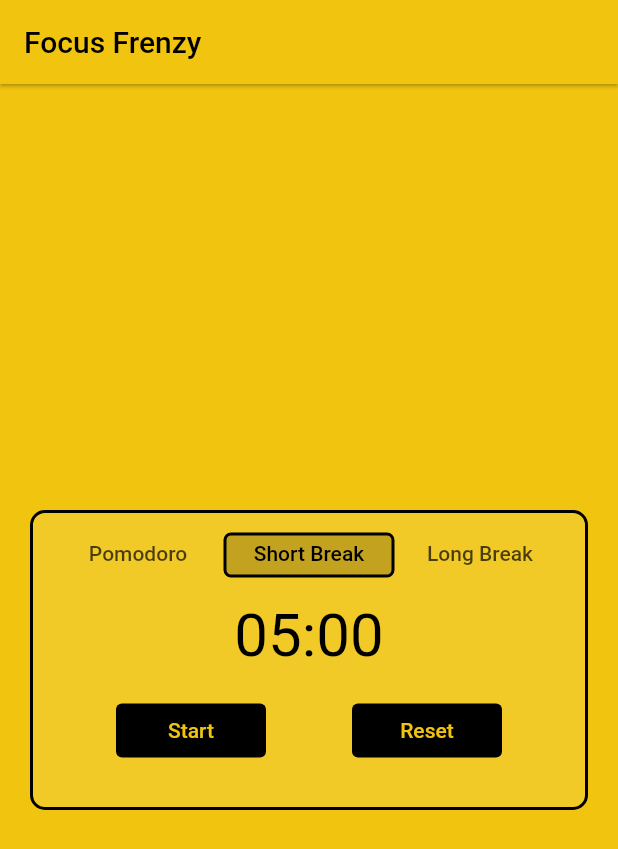
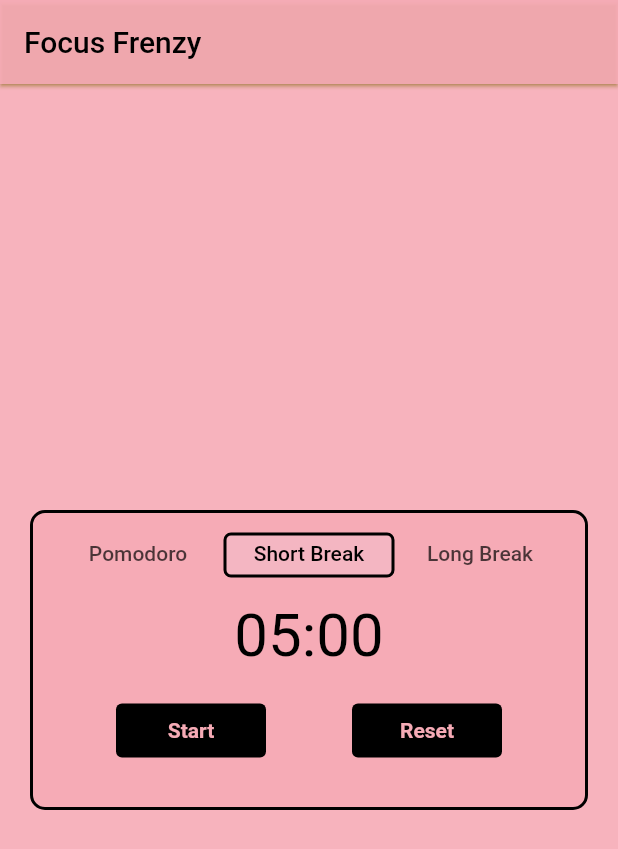
Before and after one commit to philliplumod/Focus-Frenzy, a Flutter app: the screen it shows after launch, tab 2 chosen, after a tap on "Reset", on a phone screen of 412 x 824 dp. Shown: the top 849 px of the screen. Run offline on Flutter 3.47's test engine with Material 2 defaults, Android fonts, the phone set to English and light mode, and no system bars; drawn by our look-alikes of timer_count_down; our stand-ins replace audioplayers, vibration.

Commit message:
flutter frenzy

```diff
--- a/focus_frenzy/lib/focus_frenzy.dart
+++ b/focus_frenzy/lib/focus_frenzy.dart
@@ -20,7 +20,7 @@ class _FocusFrenzyState extends State<FocusFrenzy> {
   Widget build(BuildContext context) {
     return Scaffold(
       appBar: AppBar(
-        backgroundColor: const Color.fromRGBO(241, 196, 15, 1),
+        backgroundColor: const Color(0xfff6abb6).withOpacity(.9),
         foregroundColor: Colors.black,
         elevation: 1,
         shadowColor: const Color.fromARGB(255, 206, 167, 1),
@@ -39,7 +39,7 @@ class _FocusFrenzyState extends State<FocusFrenzy> {
           ],
         ),
       ),
-      backgroundColor: const Color.fromRGBO(241, 196, 15, 1),
+      backgroundColor: const Color(0xfff6abb6).withOpacity(.9),
     );
   }
 }
--- a/focus_frenzy/lib/timer/custom_pomododo.dart
+++ b/focus_frenzy/lib/timer/custom_pomododo.dart
@@ -1,18 +1,27 @@
 import 'package:flutter/material.dart';
 import 'package:timer_count_down/timer_controller.dart';
 import 'package:timer_count_down/timer_count_down.dart';
+import 'package:vibration/vibration.dart';
+import 'package:audioplayers/audioplayers.dart';
 
 class CountDownPomodoro extends StatefulWidget {
-  const CountDownPomodoro({super.key});
+  const CountDownPomodoro({Key? key}) : super(key: key);
 
   @override
   State<CountDownPomodoro> createState() => _CountDownPomodoroState();
 }
 
 class _CountDownPomodoroState extends State<CountDownPomodoro> {
+  bool _isRunning = false;
+  late bool isSuccess = false;
   final CountdownController _controller = CountdownController();
+  final audioCache = AudioCache();
 
-  bool _isRunning = false;
+  @override
+  void initState() {
+    super.initState();
+    audioCache.load('ring_bell.mp3');
+  }
 
   @override
   Widget build(BuildContext context) {
@@ -20,30 +29,30 @@ class _CountDownPomodoroState extends State<CountDownPomodoro> {
       children: [
         Countdown(
           controller: _controller,
-          seconds: 25 * 60,
+          seconds: 1 * 3,
           build: (BuildContext context, double time) => Text(
             formatDuration(Duration(seconds: time.toInt())),
             style: const TextStyle(fontSize: 40, color: Colors.black),
           ),
           interval: const Duration(milliseconds: 100),
           onFinished: () async {
+            isSuccess = true;
             setState(() {
               _isRunning = false;
             });
             _controller.pause();
+
             showDialog(
               barrierDismissible: false,
               context: context,
               builder: (BuildContext context) {
                 return AlertDialog(
-                  backgroundColor: Colors.black,
+                  backgroundColor: const Color(0xfff6abb6),
                   title: const Text(
                     'Time is up!',
-                    style: TextStyle(color: Color.fromRGBO(241, 196, 15, 1)),
                   ),
                   content: const Text(
                     'Your timer has finished.',
-                    style: TextStyle(color: Color.fromRGBO(241, 196, 15, 1)),
                   ),
                   actions: [
                     TextButton(
@@ -53,8 +62,7 @@ class _CountDownPomodoroState extends State<CountDownPomodoro> {
                         _controller.pause();
                       },
                       child: const Text('OK',
-                          style: TextStyle(
-                              color: Color.fromRGBO(241, 196, 15, 1))),
+                          style: TextStyle(color: Colors.black)),
                     ),
                     TextButton(
                         onPressed: () {
@@ -66,12 +74,16 @@ class _CountDownPomodoroState extends State<CountDownPomodoro> {
                           });
                         },
                         child: const Text('Restart',
-                            style: TextStyle(
-                                color: Color.fromRGBO(241, 196, 15, 1))))
+                            style: TextStyle(color: Colors.black)))
                   ],
                 );
               },
             );
+            if (isSuccess) {
+              await Vibration.hasVibrator();
+              await audioCache.play('ring_bell.mp3');
+              Vibration.vibrate();
+            }
           },
         ),
         const SizedBox(height: 16.0),
@@ -82,10 +94,11 @@ class _CountDownPomodoroState extends State<CountDownPomodoro> {
               style: ElevatedButton.styleFrom(
                   fixedSize: const Size(100, 0),
                   backgroundColor: Colors.black,
-                  foregroundColor: const Color.fromRGBO(241, 196, 15, 1),
+                  foregroundColor: const Color(0xfff6abb6),
                   elevation: 0),
               child: Text(
                 _isRunning ? 'Stop' : 'Start',
+                style: const TextStyle(fontWeight: FontWeight.bold),
               ),
               onPressed: () {
                 setState(() {
@@ -103,9 +116,12 @@ class _CountDownPomodoroState extends State<CountDownPomodoro> {
               style: ElevatedButton.styleFrom(
                   fixedSize: const Size(100, 0),
                   backgroundColor: Colors.black,
-                  foregroundColor: const Color.fromRGBO(241, 196, 15, 1),
+                  foregroundColor: const Color(0xfff6abb6),
                   elevation: 0),
-              child: const Text('Reset'),
+              child: const Text(
+                'Reset',
+                style: TextStyle(fontWeight: FontWeight.bold),
+              ),
               onPressed: () {
                 setState(() {
                   _controller.restart();
--- a/focus_frenzy/lib/timer/custom_short.dart
+++ b/focus_frenzy/lib/timer/custom_short.dart
@@ -1,18 +1,26 @@
 import 'package:flutter/material.dart';
 import 'package:timer_count_down/timer_controller.dart';
 import 'package:timer_count_down/timer_count_down.dart';
+import 'package:vibration/vibration.dart';
+import 'package:audioplayers/audioplayers.dart';
 
 class CountShortPomodoro extends StatefulWidget {
-  const CountShortPomodoro({super.key});
-
+  const CountShortPomodoro({Key? key}) : super(key: key);
   @override
   State<CountShortPomodoro> createState() => _CountShortPomodoroState();
 }
 
 class _CountShortPomodoroState extends State<CountShortPomodoro> {
+  bool _isRunning = false;
+  late bool isSuccess = false;
   final CountdownController _controller = CountdownController();
+  final audioCache = AudioCache();
 
-  bool _isRunning = false;
+  @override
+  void initState() {
+    super.initState();
+    audioCache.load('ring_bell.mp3');
+  }
 
   @override
   Widget build(BuildContext context) {
@@ -27,23 +35,23 @@ class _CountShortPomodoroState extends State<CountShortPomodoro> {
           ),
           interval: const Duration(milliseconds: 100),
           onFinished: () async {
+            isSuccess = true;
             setState(() {
               _isRunning = false;
             });
             _controller.pause();
+
             showDialog(
               barrierDismissible: false,
               context: context,
               builder: (BuildContext context) {
                 return AlertDialog(
-                  backgroundColor: Colors.black,
+                  backgroundColor: const Color(0xfff6abb6),
                   title: const Text(
                     'Time is up!',
-                    style: TextStyle(color: Color.fromRGBO(241, 196, 15, 1)),
                   ),
                   content: const Text(
                     'Your timer has finished.',
-                    style: TextStyle(color: Color.fromRGBO(241, 196, 15, 1)),
                   ),
                   actions: [
                     TextButton(
@@ -53,8 +61,7 @@ class _CountShortPomodoroState extends State<CountShortPomodoro> {
                         _controller.pause();
                       },
                       child: const Text('OK',
-                          style: TextStyle(
-                              color: Color.fromRGBO(241, 196, 15, 1))),
+                          style: TextStyle(color: Colors.black)),
                     ),
                     TextButton(
                         onPressed: () {
@@ -66,12 +73,16 @@ class _CountShortPomodoroState extends State<CountShortPomodoro> {
                           });
                         },
                         child: const Text('Restart',
-                            style: TextStyle(
-                                color: Color.fromRGBO(241, 196, 15, 1))))
+                            style: TextStyle(color: Colors.black)))
                   ],
                 );
               },
             );
+            if (isSuccess) {
+              await Vibration.hasVibrator();
+              await audioCache.play('ring_bell.mp3');
+              Vibration.vibrate();
+            }
           },
         ),
         const SizedBox(height: 16.0),
@@ -82,10 +93,11 @@ class _CountShortPomodoroState extends State<CountShortPomodoro> {
               style: ElevatedButton.styleFrom(
                   fixedSize: const Size(100, 0),
                   backgroundColor: Colors.black,
-                  foregroundColor: const Color.fromRGBO(241, 196, 15, 1),
+                  foregroundColor: const Color(0xfff6abb6),
                   elevation: 0),
               child: Text(
                 _isRunning ? 'Stop' : 'Start',
+                style: const TextStyle(fontWeight: FontWeight.bold),
               ),
               onPressed: () {
                 setState(() {
@@ -103,9 +115,12 @@ class _CountShortPomodoroState extends State<CountShortPomodoro> {
               style: ElevatedButton.styleFrom(
                   fixedSize: const Size(100, 0),
                   backgroundColor: Colors.black,
-                  foregroundColor: const Color.fromRGBO(241, 196, 15, 1),
+                  foregroundColor: const Color(0xfff6abb6),
                   elevation: 0),
-              child: const Text('Reset'),
+              child: const Text(
+                'Reset',
+                style: TextStyle(fontWeight: FontWeight.bold),
+              ),
               onPressed: () {
                 setState(() {
                   _controller.restart();
--- a/focus_frenzy/lib/widget/custom_tab.dart
+++ b/focus_frenzy/lib/widget/custom_tab.dart
@@ -1,23 +1,41 @@
 import 'package:flutter/material.dart';
 import 'package:focus_frenzy/timer/custom_long.dart';
 import 'package:focus_frenzy/timer/custom_short.dart';
+import 'package:focus_frenzy/timer/custom_pomododo.dart';
 
-import '../timer/custom_pomododo.dart';
+class CustomTab extends StatefulWidget {
+  const CustomTab({Key? key}) : super(key: key);
 
-class CustomTab extends StatelessWidget {
-  const CustomTab({super.key});
+  @override
+  State<CustomTab> createState() => _CustomTabState();
+}
+
+class _CustomTabState extends State<CustomTab> with TickerProviderStateMixin {
+  late TabController _tabController;
+
+  @override
+  void initState() {
+    super.initState();
+    _tabController = TabController(length: 3, vsync: this);
+  }
+
+  @override
+  void dispose() {
+    _tabController.dispose();
+    super.dispose();
+  }
+
   @override
   Widget build(BuildContext context) {
     final size = MediaQuery.of(context).size;
-    return DefaultTabController(
-      length: 3,
-      child: SizedBox(
+    return SizedBox(
       height: 200,
       child: DecoratedBox(
         decoration: BoxDecoration(
-              color: Colors.white.withOpacity(.1),
+          color: const Color(0xfff6abb6),
           borderRadius: const BorderRadius.all(Radius.circular(10)),
-              border: Border.all(width: 2)),
+          border: Border.all(width: 2),
+        ),
         child: Column(
           children: [
             Container(
@@ -25,17 +43,17 @@ class CustomTab extends StatelessWidget {
               height: 30,
               margin: const EdgeInsets.all(15.0),
               child: TabBar(
+                controller: _tabController,
                 padding: EdgeInsets.zero,
                 indicatorPadding: EdgeInsets.zero,
                 labelPadding: EdgeInsets.zero,
                 labelColor: Colors.black,
                 indicatorColor: Colors.transparent,
-                  //change tab color if selected
                 indicator: BoxDecoration(
-                      color: Colors.black.withOpacity(.2),
+                  color: const Color(0xfff4b6c2),
                   borderRadius: const BorderRadius.all(Radius.circular(5)),
-                      border: Border.all(width: 2, color: Colors.black)),
-                  // unselectedLabelColor: Colors.grey,
+                  border: Border.all(width: 2, color: Colors.black),
+                ),
                 tabs: const [
                   Tab(text: 'Pomodoro'),
                   Tab(text: 'Short Break'),
@@ -43,19 +61,19 @@ class CustomTab extends StatelessWidget {
                 ],
               ),
             ),
-              const Expanded(
+            Expanded(
               child: TabBarView(
-                  children: [
+                controller: _tabController,
+                children: const [
                   Center(child: CountDownPomodoro()),
                   Center(child: CountShortPomodoro()),
-                    Center(child: CountLongPomodoro())
+                  Center(child: CountLongPomodoro()),
                 ],
               ),
             ),
           ],
         ),
       ),
-      ),
     );
   }
 }
```
Also changed, not shown: focus_frenzy/lib/timer/custom_long.dart (+28 -12 lines), focus_frenzy/pubspec.yaml (+8 -1 lines), focus_frenzy/pubspec.lock, 6 other files. Lines whose indentation alone changed are shown as unchanged.
